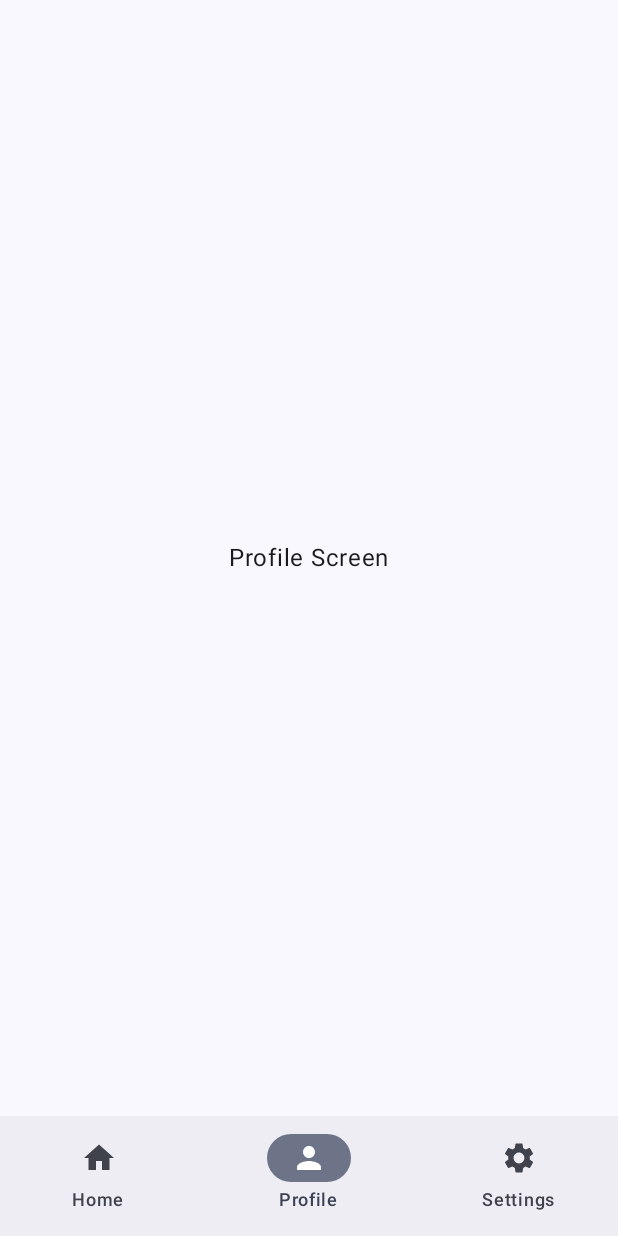
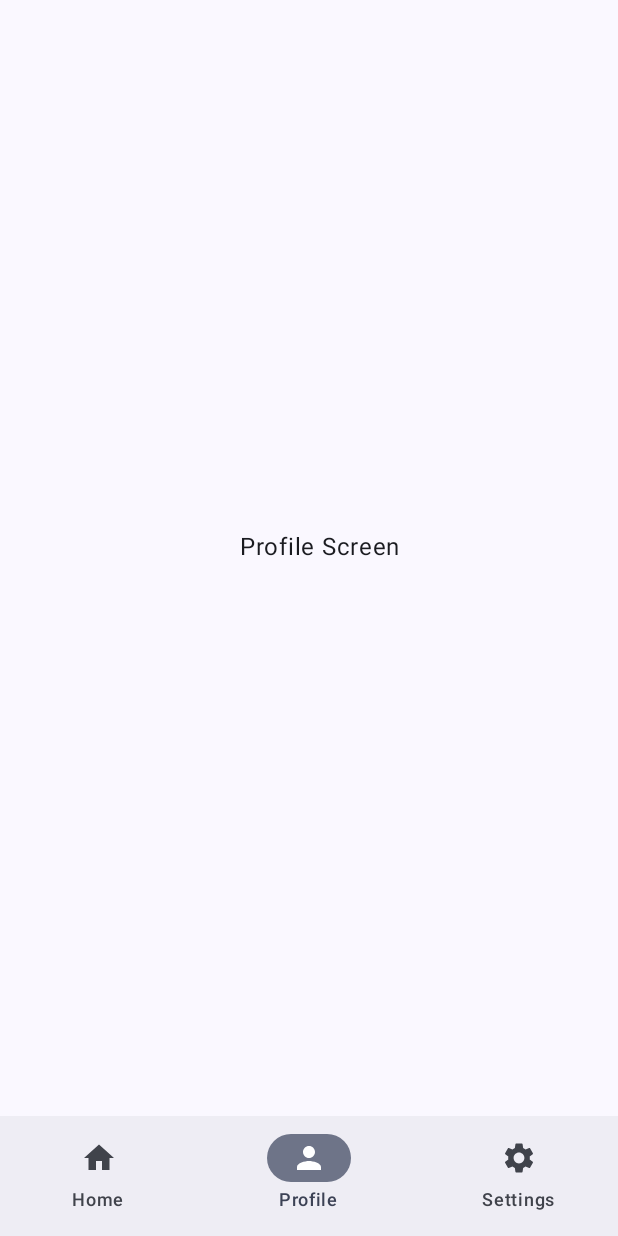
Before and after one commit to Bangkit-Capstone-C242-PS028/MD, an Android app built with Jetpack Compose: the screen it shows after launch (MainActivity), item 2 of the bottom bar chosen, on a phone screen of 412 x 824 dp. Run offline under Robolectric (Android 15) with nearby library versions, the phone set to English and light mode, and no system bars.

Commit message:
nyoba ngatur desain

```diff
--- a/app/src/main/java/com/example/derma_scan/ui/MainActivity.kt
+++ b/app/src/main/java/com/example/derma_scan/ui/MainActivity.kt
@@ -20,6 +20,8 @@ import androidx.compose.material.icons.filled.Person
 import androidx.compose.material.icons.filled.Settings
 import androidx.compose.ui.graphics.vector.ImageVector
 import com.example.derma_scan.ui.home.HomeScreen
+import com.example.derma_scan.ui.profile.ProfileScreen
+import com.example.derma_scan.ui.settings.SettingsScreen
 
 class MainActivity : ComponentActivity() {
     override fun onCreate(savedInstanceState: Bundle?) {
@@ -48,7 +50,7 @@ fun MainScreen() {
         BottomNavItem("Settings", Icons.Default.Settings)
     )
 
-    var selectedItem by remember { mutableStateOf(0) }
+    var selectedItem by remember { mutableIntStateOf(0) }
 
     Scaffold(
         modifier = Modifier.fillMaxSize(),
@@ -70,7 +72,7 @@ fun MainScreen() {
             modifier = Modifier
                 .padding(innerPadding)
                 .fillMaxSize()
-                .padding(16.dp),
+                .padding(start = 15.dp, bottom = 15.dp),
             horizontalAlignment = Alignment.CenterHorizontally,
             verticalArrangement = Arrangement.Center
         ) {
@@ -83,17 +85,6 @@ fun MainScreen() {
     }
 }
 
-
-@Composable
-fun ProfileScreen() {
-    Text(text = "Profile Screen")
-}
-
-@Composable
-fun SettingsScreen() {
-    Text(text = "Settings Screen")
-}
-
 @Preview(showBackground = true)
 @Composable
 fun MainScreenPreview() {
--- a/app/src/main/java/com/example/derma_scan/ui/home/HomeScreen.kt
+++ b/app/src/main/java/com/example/derma_scan/ui/home/HomeScreen.kt
@@ -1,5 +1,6 @@
 package com.example.derma_scan.ui.home
 
+import android.widget.Toast
 import androidx.compose.foundation.Image
 import androidx.compose.foundation.layout.Column
 import androidx.compose.foundation.layout.Spacer
@@ -10,12 +11,16 @@ import androidx.compose.material3.Button
 import androidx.compose.material3.MaterialTheme
 import androidx.compose.material3.Text
 import androidx.compose.runtime.Composable
+import androidx.compose.runtime.rememberCoroutineScope
 import androidx.compose.ui.Alignment
 import androidx.compose.ui.Modifier
+import androidx.compose.ui.platform.LocalContext
 import androidx.compose.ui.res.painterResource
 import androidx.compose.ui.tooling.preview.Preview
 import androidx.compose.ui.unit.dp
 import com.example.derma_scan.R
+import kotlinx.coroutines.CoroutineScope
+import kotlinx.coroutines.launch
 
 @Preview(showBackground = true)
 @Composable
@@ -40,11 +45,22 @@ fun HomeScreen() {
         Text(
             text = "Scan your skin with our advanced technology and get insights about your skin health.",
             style = MaterialTheme.typography.bodyMedium,
-            modifier = Modifier.padding(bottom = 16.dp)
+            modifier = Modifier
+                .padding(
+                    bottom = 16.dp,
+                    start = 30.dp,
+                    end = 30.dp
+                )
+
         )
-
-        Button(onClick = { /* TODO: Add action */ }) {
-            Text(text = "Get Started")
+        val context = LocalContext.current
+        val coroutine = rememberCoroutineScope()
+        Button(onClick = {
+            coroutine.launch {
+                Toast.makeText(context, "Hello from Compose!", Toast.LENGTH_SHORT).show()
+            }
+        }) {
+            Text(text = "Show Toast")
         }
     }
 }
--- /dev/null
+++ b/app/src/main/java/com/example/derma_scan/ui/profile/ProfileScreen.kt
@@ -0,0 +1,11 @@
+package com.example.derma_scan.ui.profile
+
+import androidx.compose.material3.Text
+import androidx.compose.runtime.Composable
+import androidx.compose.ui.tooling.preview.Preview
+
+@Preview(showSystemUi = true)
+@Composable
+fun ProfileScreen() {
+    Text(text = "Profile Screen")
+}
--- /dev/null
+++ b/app/src/main/java/com/example/derma_scan/ui/settings/SettingsScreen.kt
@@ -0,0 +1,9 @@
+package com.example.derma_scan.ui.settings
+
+import androidx.compose.material3.Text
+import androidx.compose.runtime.Composable
+
+@Composable
+fun SettingsScreen() {
+    Text(text = "Settings Screen")
+}
--- a/app/src/main/res/values/strings.xml
+++ b/app/src/main/res/values/strings.xml
@@ -1,3 +1,3 @@
 <resources>
-    <string name="app_name">Derma-Scan</string>
+    <string name="app_name">Derma Scan</string>
 </resources>
```
Also changed, not shown: app/src/main/java/com/example/derma_scan/ui/theme/Theme.kt (+4 -3 lines).
